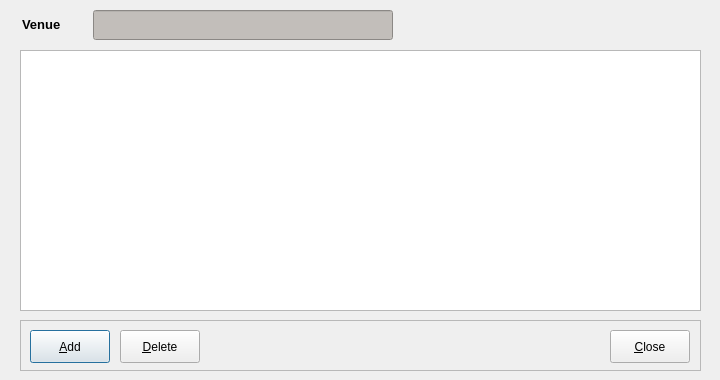
First picture: the form in code/pyqt/gui/venuehistory_entry.ui, repository soccermetrics/marcotti-desktop, before the edit.
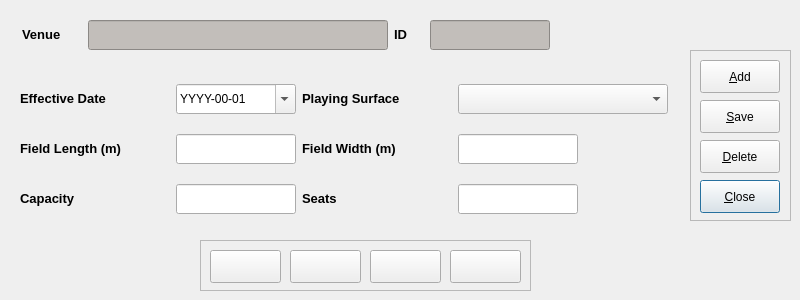
Second picture: the form after the edit. Icons and pictures are not drawn.

Commit message: Redesigned Venue History UI, replaced table view with widget form (#11)

What changed in the file:
```diff
--- a/code/pyqt/gui/venuehistory_entry.ui
+++ b/code/pyqt/gui/venuehistory_entry.ui
@@ -6,42 +6,32 @@
    <rect>
     <x>0</x>
     <y>0</y>
-    <width>720</width>
-    <height>380</height>
+    <width>800</width>
+    <height>300</height>
    </rect>
   </property>
   <property name="minimumSize">
    <size>
-    <width>720</width>
-    <height>380</height>
+    <width>800</width>
+    <height>300</height>
    </size>
   </property>
   <property name="maximumSize">
    <size>
-    <width>720</width>
-    <height>380</height>
+    <width>800</width>
+    <height>300</height>
    </size>
   </property>
   <property name="windowTitle">
    <string>Surface/Capacity History</string>
   </property>
-  <widget class="QTableView" name="venueHistory">
-   <property name="geometry">
-    <rect>
-     <x>20</x>
-     <y>50</y>
-     <width>681</width>
-     <height>261</height>
-    </rect>
-   </property>
-  </widget>
   <widget class="QFrame" name="frame">
    <property name="geometry">
     <rect>
-     <x>20</x>
-     <y>320</y>
-     <width>681</width>
-     <height>51</height>
+     <x>690</x>
+     <y>50</y>
+     <width>101</width>
+     <height>171</height>
     </rect>
    </property>
    <property name="frameShape">
@@ -50,6 +40,102 @@
    <property name="frameShadow">
     <enum>QFrame::Raised</enum>
    </property>
+   <widget class="QPushButton" name="closeButton">
+    <property name="geometry">
+     <rect>
+      <x>10</x>
+      <y>130</y>
+      <width>80</width>
+      <height>33</height>
+     </rect>
+    </property>
+    <property name="minimumSize">
+     <size>
+      <width>80</width>
+      <height>33</height>
+     </size>
+    </property>
+    <property name="maximumSize">
+     <size>
+      <width>80</width>
+      <height>33</height>
+     </size>
+    </property>
+    <property name="toolTip">
+     <string>Close Window</string>
+    </property>
+    <property name="text">
+     <string>&amp;Close</string>
+    </property>
+    <property name="icon">
+     <iconset resource="fmrd_resources.qrc">
+      <normaloff>:/images/quit.png</normaloff>:/images/quit.png</iconset>
+    </property>
+   </widget>
+   <widget class="QPushButton" name="saveEntry">
+    <property name="geometry">
+     <rect>
+      <x>10</x>
+      <y>50</y>
+      <width>80</width>
+      <height>33</height>
+     </rect>
+    </property>
+    <property name="minimumSize">
+     <size>
+      <width>80</width>
+      <height>33</height>
+     </size>
+    </property>
+    <property name="maximumSize">
+     <size>
+      <width>80</width>
+      <height>33</height>
+     </size>
+    </property>
+    <property name="toolTip">
+     <string>Delete Entry</string>
+    </property>
+    <property name="text">
+     <string>&amp;Save</string>
+    </property>
+    <property name="icon">
+     <iconset resource="fmrd_resources.qrc">
+      <normaloff>:/images/save.png</normaloff>:/images/save.png</iconset>
+    </property>
+   </widget>
+   <widget class="QPushButton" name="deleteEntry">
+    <property name="geometry">
+     <rect>
+      <x>10</x>
+      <y>90</y>
+      <width>80</width>
+      <height>33</height>
+     </rect>
+    </property>
+    <property name="minimumSize">
+     <size>
+      <width>80</width>
+      <height>33</height>
+     </size>
+    </property>
+    <property name="maximumSize">
+     <size>
+      <width>80</width>
+      <height>33</height>
+     </size>
+    </property>
+    <property name="toolTip">
+     <string>Delete Entry</string>
+    </property>
+    <property name="text">
+     <string>&amp;Delete</string>
+    </property>
+    <property name="icon">
+     <iconset resource="fmrd_resources.qrc">
+      <normaloff>:/images/delete.png</normaloff>:/images/delete.png</iconset>
+    </property>
+   </widget>
    <widget class="QPushButton" name="addEntry">
     <property name="geometry">
      <rect>
@@ -82,24 +168,40 @@
       <normaloff>:/images/add.png</normaloff>:/images/add.png</iconset>
     </property>
    </widget>
-   <widget class="QPushButton" name="deleteEntry">
+  </widget>
+  <widget class="QFrame" name="frame_2">
+   <property name="geometry">
+    <rect>
+     <x>200</x>
+     <y>240</y>
+     <width>331</width>
+     <height>51</height>
+    </rect>
+   </property>
+   <property name="frameShape">
+    <enum>QFrame::StyledPanel</enum>
+   </property>
+   <property name="frameShadow">
+    <enum>QFrame::Raised</enum>
+   </property>
+   <widget class="QPushButton" name="firstEntry">
     <property name="geometry">
      <rect>
-      <x>100</x>
+      <x>10</x>
       <y>10</y>
-      <width>80</width>
+      <width>71</width>
       <height>33</height>
      </rect>
     </property>
     <property name="minimumSize">
      <size>
-      <width>80</width>
+      <width>71</width>
       <height>33</height>
      </size>
     </property>
     <property name="maximumSize">
      <size>
-      <width>80</width>
+      <width>71</width>
       <height>33</height>
      </size>
     </property>
@@ -107,43 +209,11 @@
      <string>Delete Entry</string>
     </property>
     <property name="text">
-     <string>&amp;Delete</string>
+     <string/>
     </property>
     <property name="icon">
      <iconset resource="fmrd_resources.qrc">
-      <normaloff>:/images/delete.png</normaloff>:/images/delete.png</iconset>
-    </property>
-   </widget>
-   <widget class="QPushButton" name="closeButton">
-    <property name="geometry">
-     <rect>
-      <x>590</x>
-      <y>10</y>
-      <width>80</width>
-      <height>33</height>
-     </rect>
-    </property>
-    <property name="minimumSize">
-     <size>
-      <width>80</width>
-      <height>33</height>
-     </size>
-    </property>
-    <property name="maximumSize">
-     <size>
-      <width>80</width>
-      <height>33</height>
-     </size>
-    </property>
-    <property name="toolTip">
-     <string>Close Entry</string>
-    </property>
-    <property name="text">
-     <string>&amp;Close</string>
-    </property>
-    <property name="icon">
-     <iconset resource="fmrd_resources.qrc">
-      <normaloff>:/images/quit.png</normaloff>:/images/quit.png</iconset>
+      <normaloff>:/images/first.png</normaloff>:/images/first.png</iconset>
     </property>
     <property name="iconSize">
      <size>
@@ -152,17 +222,424 @@
      </size>
     </property>
    </widget>
+   <widget class="QPushButton" name="prevEntry">
+    <property name="geometry">
+     <rect>
+      <x>90</x>
+      <y>10</y>
+      <width>71</width>
+      <height>33</height>
+     </rect>
+    </property>
+    <property name="minimumSize">
+     <size>
+      <width>71</width>
+      <height>33</height>
+     </size>
+    </property>
+    <property name="maximumSize">
+     <size>
+      <width>71</width>
+      <height>33</height>
+     </size>
+    </property>
+    <property name="toolTip">
+     <string>Previous Entry</string>
+    </property>
+    <property name="text">
+     <string/>
+    </property>
+    <property name="icon">
+     <iconset resource="fmrd_resources.qrc">
+      <normaloff>:/images/prev.png</normaloff>:/images/prev.png</iconset>
+    </property>
+   </widget>
+   <widget class="QPushButton" name="nextEntry">
+    <property name="geometry">
+     <rect>
+      <x>170</x>
+      <y>10</y>
+      <width>71</width>
+      <height>33</height>
+     </rect>
+    </property>
+    <property name="minimumSize">
+     <size>
+      <width>71</width>
+      <height>33</height>
+     </size>
+    </property>
+    <property name="maximumSize">
+     <size>
+      <width>71</width>
+      <height>33</height>
+     </size>
+    </property>
+    <property name="toolTip">
+     <string>Next Entry</string>
+    </property>
+    <property name="text">
+     <string/>
+    </property>
+    <property name="icon">
+     <iconset resource="fmrd_resources.qrc">
+      <normaloff>:/images/next.png</normaloff>:/images/next.png</iconset>
+    </property>
+   </widget>
+   <widget class="QPushButton" name="lastEntry">
+    <property name="geometry">
+     <rect>
+      <x>250</x>
+      <y>10</y>
+      <width>71</width>
+      <height>33</height>
+     </rect>
+    </property>
+    <property name="minimumSize">
+     <size>
+      <width>71</width>
+      <height>33</height>
+     </size>
+    </property>
+    <property name="maximumSize">
+     <size>
+      <width>71</width>
+      <height>33</height>
+     </size>
+    </property>
+    <property name="toolTip">
+     <string>Last Entry</string>
+    </property>
+    <property name="text">
+     <string/>
+    </property>
+    <property name="icon">
+     <iconset resource="fmrd_resources.qrc">
+      <normaloff>:/images/last.png</normaloff>:/images/last.png</iconset>
+    </property>
+   </widget>
   </widget>
-  <widget class="QWidget" name="layoutWidget">
+  <widget class="QWidget" name="">
    <property name="geometry">
     <rect>
-     <x>17</x>
-     <y>0</y>
-     <width>381</width>
+     <x>20</x>
+     <y>70</y>
+     <width>650</width>
+     <height>161</height>
+    </rect>
+   </property>
+   <layout class="QGridLayout" name="gridLayout">
+    <item row="0" column="0">
+     <widget class="QLabel" name="label_2">
+      <property name="minimumSize">
+       <size>
+        <width>150</width>
+        <height>30</height>
+       </size>
+      </property>
+      <property name="maximumSize">
+       <size>
+        <width>150</width>
+        <height>30</height>
+       </size>
+      </property>
+      <property name="text">
+       <string>&lt;!DOCTYPE HTML PUBLIC &quot;-//W3C//DTD HTML 4.0//EN&quot; &quot;http://www.w3.org/TR/REC-html40/strict.dtd&quot;&gt;
+&lt;html&gt;&lt;head&gt;&lt;meta name=&quot;qrichtext&quot; content=&quot;1&quot; /&gt;&lt;style type=&quot;text/css&quot;&gt;
+p, li { white-space: pre-wrap; }
+&lt;/style&gt;&lt;/head&gt;&lt;body style=&quot; font-family:'Sans'; font-size:10pt; font-weight:400; font-style:normal;&quot;&gt;
+&lt;p style=&quot; margin-top:0px; margin-bottom:0px; margin-left:0px; margin-right:0px; -qt-block-indent:0; text-indent:0px;&quot;&gt;&lt;span style=&quot; font-weight:600;&quot;&gt;Effective Date&lt;/span&gt;&lt;/p&gt;&lt;/body&gt;&lt;/html&gt;</string>
+      </property>
+     </widget>
+    </item>
+    <item row="0" column="1">
+     <widget class="QDateEdit" name="venueDateEdit">
+      <property name="minimumSize">
+       <size>
+        <width>120</width>
+        <height>30</height>
+       </size>
+      </property>
+      <property name="maximumSize">
+       <size>
+        <width>120</width>
+        <height>30</height>
+       </size>
+      </property>
+      <property name="toolTip">
+       <string>Effective date of stadium data (YYYY-MM-DD)</string>
+      </property>
+      <property name="maximumDate">
+       <date>
+        <year>7999</year>
+        <month>12</month>
+        <day>31</day>
+       </date>
+      </property>
+      <property name="displayFormat">
+       <string>YYYY-mm-dd</string>
+      </property>
+      <property name="calendarPopup">
+       <bool>true</bool>
+      </property>
+     </widget>
+    </item>
+    <item row="0" column="2">
+     <widget class="QLabel" name="label_8">
+      <property name="minimumSize">
+       <size>
+        <width>150</width>
+        <height>30</height>
+       </size>
+      </property>
+      <property name="maximumSize">
+       <size>
+        <width>150</width>
+        <height>30</height>
+       </size>
+      </property>
+      <property name="text">
+       <string>&lt;!DOCTYPE HTML PUBLIC &quot;-//W3C//DTD HTML 4.0//EN&quot; &quot;http://www.w3.org/TR/REC-html40/strict.dtd&quot;&gt;
+&lt;html&gt;&lt;head&gt;&lt;meta name=&quot;qrichtext&quot; content=&quot;1&quot; /&gt;&lt;style type=&quot;text/css&quot;&gt;
+p, li { white-space: pre-wrap; }
+&lt;/style&gt;&lt;/head&gt;&lt;body style=&quot; font-family:'Sans'; font-size:10pt; font-weight:400; font-style:normal;&quot;&gt;
+&lt;p style=&quot; margin-top:0px; margin-bottom:0px; margin-left:0px; margin-right:0px; -qt-block-indent:0; text-indent:0px;&quot;&gt;&lt;span style=&quot; font-weight:600;&quot;&gt;Playing Surface&lt;/span&gt;&lt;/p&gt;&lt;/body&gt;&lt;/html&gt;</string>
+      </property>
+     </widget>
+    </item>
+    <item row="0" column="3">
+     <widget class="QComboBox" name="venueSurfaceSelect">
+      <property name="minimumSize">
+       <size>
+        <width>210</width>
+        <height>30</height>
+       </size>
+      </property>
+      <property name="maximumSize">
+       <size>
+        <width>210</width>
+        <height>30</height>
+       </size>
+      </property>
+      <property name="toolTip">
+       <string>Type of field surface</string>
+      </property>
+     </widget>
+    </item>
+    <item row="1" column="0">
+     <widget class="QLabel" name="label_3">
+      <property name="minimumSize">
+       <size>
+        <width>150</width>
+        <height>30</height>
+       </size>
+      </property>
+      <property name="maximumSize">
+       <size>
+        <width>150</width>
+        <height>30</height>
+       </size>
+      </property>
+      <property name="text">
+       <string>&lt;!DOCTYPE HTML PUBLIC &quot;-//W3C//DTD HTML 4.0//EN&quot; &quot;http://www.w3.org/TR/REC-html40/strict.dtd&quot;&gt;
+&lt;html&gt;&lt;head&gt;&lt;meta name=&quot;qrichtext&quot; content=&quot;1&quot; /&gt;&lt;style type=&quot;text/css&quot;&gt;
+p, li { white-space: pre-wrap; }
+&lt;/style&gt;&lt;/head&gt;&lt;body style=&quot; font-family:'Sans'; font-size:10pt; font-weight:400; font-style:normal;&quot;&gt;
+&lt;p style=&quot; margin-top:0px; margin-bottom:0px; margin-left:0px; margin-right:0px; -qt-block-indent:0; text-indent:0px;&quot;&gt;&lt;span style=&quot; font-weight:600;&quot;&gt;Field Length (m)&lt;/span&gt;&lt;/p&gt;&lt;/body&gt;&lt;/html&gt;</string>
+      </property>
+     </widget>
+    </item>
+    <item row="1" column="1">
+     <widget class="QLineEdit" name="venueLengthEdit">
+      <property name="minimumSize">
+       <size>
+        <width>120</width>
+        <height>30</height>
+       </size>
+      </property>
+      <property name="maximumSize">
+       <size>
+        <width>120</width>
+        <height>30</height>
+       </size>
+      </property>
+      <property name="toolTip">
+       <string>Field length (m)</string>
+      </property>
+     </widget>
+    </item>
+    <item row="1" column="2">
+     <widget class="QLabel" name="label_4">
+      <property name="minimumSize">
+       <size>
+        <width>150</width>
+        <height>30</height>
+       </size>
+      </property>
+      <property name="maximumSize">
+       <size>
+        <width>150</width>
+        <height>30</height>
+       </size>
+      </property>
+      <property name="text">
+       <string>&lt;!DOCTYPE HTML PUBLIC &quot;-//W3C//DTD HTML 4.0//EN&quot; &quot;http://www.w3.org/TR/REC-html40/strict.dtd&quot;&gt;
+&lt;html&gt;&lt;head&gt;&lt;meta name=&quot;qrichtext&quot; content=&quot;1&quot; /&gt;&lt;style type=&quot;text/css&quot;&gt;
+p, li { white-space: pre-wrap; }
+&lt;/style&gt;&lt;/head&gt;&lt;body style=&quot; font-family:'Sans'; font-size:10pt; font-weight:400; font-style:normal;&quot;&gt;
+&lt;p style=&quot; margin-top:0px; margin-bottom:0px; margin-left:0px; margin-right:0px; -qt-block-indent:0; text-indent:0px;&quot;&gt;&lt;span style=&quot; font-weight:600;&quot;&gt;Field Width (m)&lt;/span&gt;&lt;/p&gt;&lt;/body&gt;&lt;/html&gt;</string>
+      </property>
+     </widget>
+    </item>
+    <item row="1" column="3">
+     <layout class="QHBoxLayout" name="horizontalLayout">
+      <item>
+       <widget class="QLineEdit" name="venueWidthEdit">
+        <property name="minimumSize">
+         <size>
+          <width>120</width>
+          <height>30</height>
+         </size>
+        </property>
+        <property name="maximumSize">
+         <size>
+          <width>120</width>
+          <height>30</height>
+         </size>
+        </property>
+        <property name="toolTip">
+         <string>Field width (m)</string>
+        </property>
+       </widget>
+      </item>
+      <item>
+       <spacer name="horizontalSpacer">
+        <property name="orientation">
+         <enum>Qt::Horizontal</enum>
+        </property>
+        <property name="sizeHint" stdset="0">
+         <size>
+          <width>78</width>
+          <height>20</height>
+         </size>
+        </property>
+       </spacer>
+      </item>
+     </layout>
+    </item>
+    <item row="2" column="0">
+     <widget class="QLabel" name="label_7">
+      <property name="minimumSize">
+       <size>
+        <width>150</width>
+        <height>30</height>
+       </size>
+      </property>
+      <property name="maximumSize">
+       <size>
+        <width>150</width>
+        <height>30</height>
+       </size>
+      </property>
+      <property name="text">
+       <string>&lt;!DOCTYPE HTML PUBLIC &quot;-//W3C//DTD HTML 4.0//EN&quot; &quot;http://www.w3.org/TR/REC-html40/strict.dtd&quot;&gt;
+&lt;html&gt;&lt;head&gt;&lt;meta name=&quot;qrichtext&quot; content=&quot;1&quot; /&gt;&lt;style type=&quot;text/css&quot;&gt;
+p, li { white-space: pre-wrap; }
+&lt;/style&gt;&lt;/head&gt;&lt;body style=&quot; font-family:'Sans'; font-size:10pt; font-weight:400; font-style:normal;&quot;&gt;
+&lt;p style=&quot; margin-top:0px; margin-bottom:0px; margin-left:0px; margin-right:0px; -qt-block-indent:0; text-indent:0px;&quot;&gt;&lt;span style=&quot; font-weight:600;&quot;&gt;Capacity&lt;/span&gt;&lt;/p&gt;&lt;/body&gt;&lt;/html&gt;</string>
+      </property>
+     </widget>
+    </item>
+    <item row="2" column="1">
+     <widget class="QLineEdit" name="venueCapacityEdit">
+      <property name="minimumSize">
+       <size>
+        <width>120</width>
+        <height>30</height>
+       </size>
+      </property>
+      <property name="maximumSize">
+       <size>
+        <width>120</width>
+        <height>30</height>
+       </size>
+      </property>
+      <property name="toolTip">
+       <string>Total venue capacity</string>
+      </property>
+     </widget>
+    </item>
+    <item row="2" column="2">
+     <widget class="QLabel" name="label_6">
+      <property name="minimumSize">
+       <size>
+        <width>150</width>
+        <height>30</height>
+       </size>
+      </property>
+      <property name="maximumSize">
+       <size>
+        <width>150</width>
+        <height>30</height>
+       </size>
+      </property>
+      <property name="text">
+       <string>&lt;!DOCTYPE HTML PUBLIC &quot;-//W3C//DTD HTML 4.0//EN&quot; &quot;http://www.w3.org/TR/REC-html40/strict.dtd&quot;&gt;
+&lt;html&gt;&lt;head&gt;&lt;meta name=&quot;qrichtext&quot; content=&quot;1&quot; /&gt;&lt;style type=&quot;text/css&quot;&gt;
+p, li { white-space: pre-wrap; }
+&lt;/style&gt;&lt;/head&gt;&lt;body style=&quot; font-family:'Sans'; font-size:10pt; font-weight:400; font-style:normal;&quot;&gt;
+&lt;p style=&quot; margin-top:0px; margin-bottom:0px; margin-left:0px; margin-right:0px; -qt-block-indent:0; text-indent:0px;&quot;&gt;&lt;span style=&quot; font-weight:600;&quot;&gt;Seats&lt;/span&gt;&lt;/p&gt;&lt;/body&gt;&lt;/html&gt;</string>
+      </property>
+     </widget>
+    </item>
+    <item row="2" column="3">
+     <layout class="QHBoxLayout" name="horizontalLayout_2">
+      <item>
+       <widget class="QLineEdit" name="venueSeatsEdit">
+        <property name="minimumSize">
+         <size>
+          <width>120</width>
+          <height>30</height>
+         </size>
+        </property>
+        <property name="maximumSize">
+         <size>
+          <width>120</width>
+          <height>30</height>
+         </size>
+        </property>
+        <property name="toolTip">
+         <string>Total number of seats in venue</string>
+        </property>
+       </widget>
+      </item>
+      <item>
+       <spacer name="horizontalSpacer_2">
+        <property name="orientation">
+         <enum>Qt::Horizontal</enum>
+        </property>
+        <property name="sizeHint" stdset="0">
+         <size>
+          <width>78</width>
+          <height>20</height>
+         </size>
+        </property>
+       </spacer>
+      </item>
+     </layout>
+    </item>
+   </layout>
+  </widget>
+  <widget class="QWidget" name="">
+   <property name="geometry">
+    <rect>
+     <x>22</x>
+     <y>10</y>
+     <width>651</width>
      <height>51</height>
     </rect>
    </property>
-   <layout class="QHBoxLayout" name="horizontalLayout">
+   <layout class="QHBoxLayout" name="horizontalLayout_3">
     <item>
      <widget class="QLabel" name="label">
       <property name="minimumSize">
@@ -299,6 +776,64 @@
       </property>
      </widget>
     </item>
+    <item>
+     <widget class="QLabel" name="label_5">
+      <property name="minimumSize">
+       <size>
+        <width>30</width>
+        <height>30</height>
+       </size>
+      </property>
+      <property name="maximumSize">
+       <size>
+        <width>30</width>
+        <height>30</height>
+       </size>
+      </property>
+      <property name="text">
+       <string>&lt;!DOCTYPE HTML PUBLIC &quot;-//W3C//DTD HTML 4.0//EN&quot; &quot;http://www.w3.org/TR/REC-html40/strict.dtd&quot;&gt;
+&lt;html&gt;&lt;head&gt;&lt;meta name=&quot;qrichtext&quot; content=&quot;1&quot; /&gt;&lt;style type=&quot;text/css&quot;&gt;
+p, li { white-space: pre-wrap; }
+&lt;/style&gt;&lt;/head&gt;&lt;body style=&quot; font-family:'Sans'; font-size:10pt; font-weight:400; font-style:normal;&quot;&gt;
+&lt;p style=&quot; margin-top:0px; margin-bottom:0px; margin-left:0px; margin-right:0px; -qt-block-indent:0; text-indent:0px;&quot;&gt;&lt;span style=&quot; font-weight:600;&quot;&gt;ID&lt;/span&gt;&lt;/p&gt;&lt;/body&gt;&lt;/html&gt;</string>
+      </property>
+     </widget>
+    </item>
+    <item>
+     <widget class="QLineEdit" name="historyID_display">
+      <property name="minimumSize">
+       <size>
+        <width>120</width>
+        <height>30</height>
+       </size>
+      </property>
+      <property name="maximumSize">
+       <size>
+        <width>120</width>
+        <height>30</height>
+       </size>
+      </property>
+      <property name="styleSheet">
+       <string notr="true">background-color: rgb(194, 190, 186);</string>
+      </property>
+      <property name="readOnly">
+       <bool>true</bool>
+      </property>
+     </widget>
+    </item>
+    <item>
+     <spacer name="horizontalSpacer_3">
+      <property name="orientation">
+       <enum>Qt::Horizontal</enum>
+      </property>
+      <property name="sizeHint" stdset="0">
+       <size>
+        <width>58</width>
+        <height>20</height>
+       </size>
+      </property>
+     </spacer>
+    </item>
    </layout>
   </widget>
  </widget>
```
Left out of the diff: 2 changed lines with no effect on the pictures. The commit also changes 1 other file.
